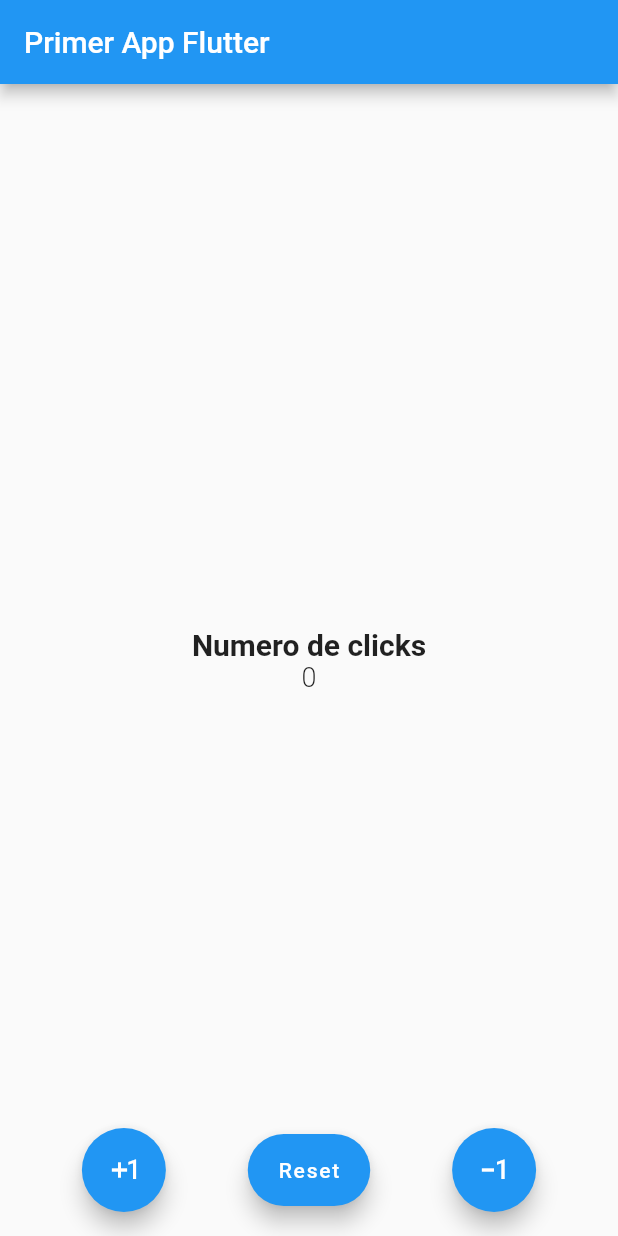
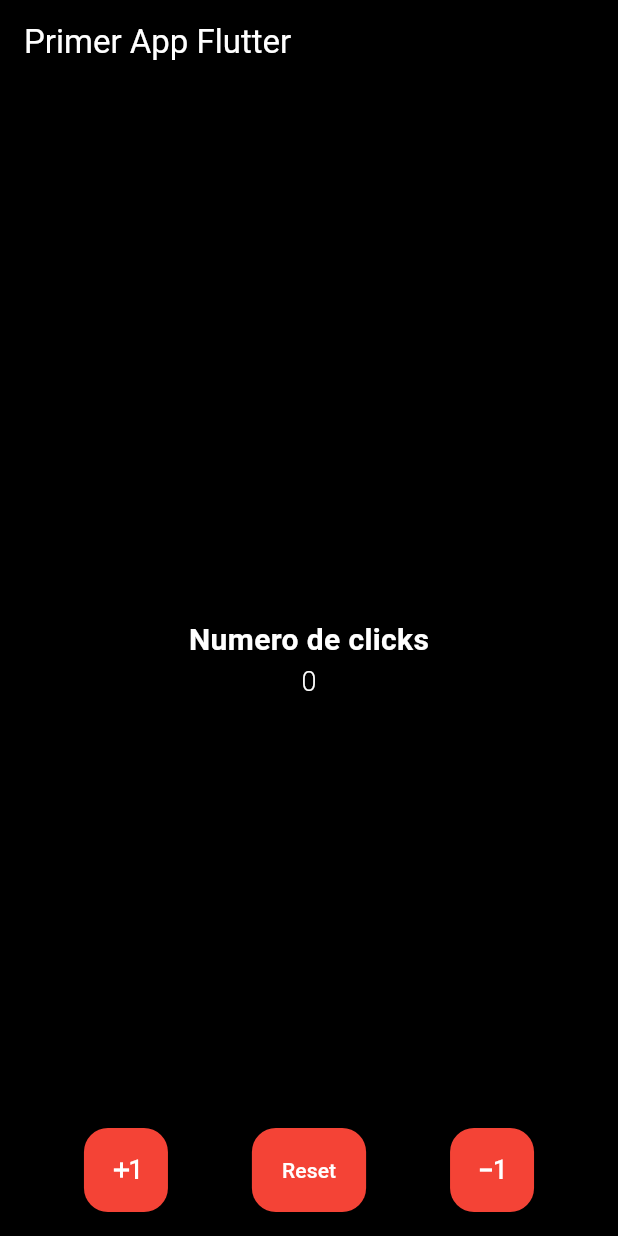
Before and after one commit to rafaelmad97/Practicas-1Flutter, a Flutter app: the screen it shows after launch, on a phone screen of 412 x 824 dp. Run offline on Flutter 3.47's test engine with Material 2 defaults, Android fonts, the phone set to English and light mode, and no system bars.

Commit message:
se añadieron colores a la aplicacion usando un esquema de color y se aplicó la capa mas actualizada de material (material 3)

```diff
--- a/lib/App.dart
+++ b/lib/App.dart
@@ -6,9 +6,23 @@ class App extends StatelessWidget {
 
   @override
   Widget build(BuildContext context) {
-    return const MaterialApp(
+    return MaterialApp(
       title: "androidApp",
-      home: Homepage(),
+      theme: ThemeData(
+          useMaterial3: true,
+          colorScheme: const ColorScheme(
+              onPrimary: Colors.white,
+              onSecondary: Colors.white,
+              onError: Colors.white,
+              onBackground: Colors.black,
+              onSurface: Colors.white,
+              surface: Colors.black,
+              primary: Colors.red,
+              secondary: Colors.blue,
+              brightness: Brightness.light,
+              background: Colors.white,
+              error: Colors.redAccent)),
+      home: const Homepage(),
       debugShowCheckedModeBanner: false,
     );
   }
```
